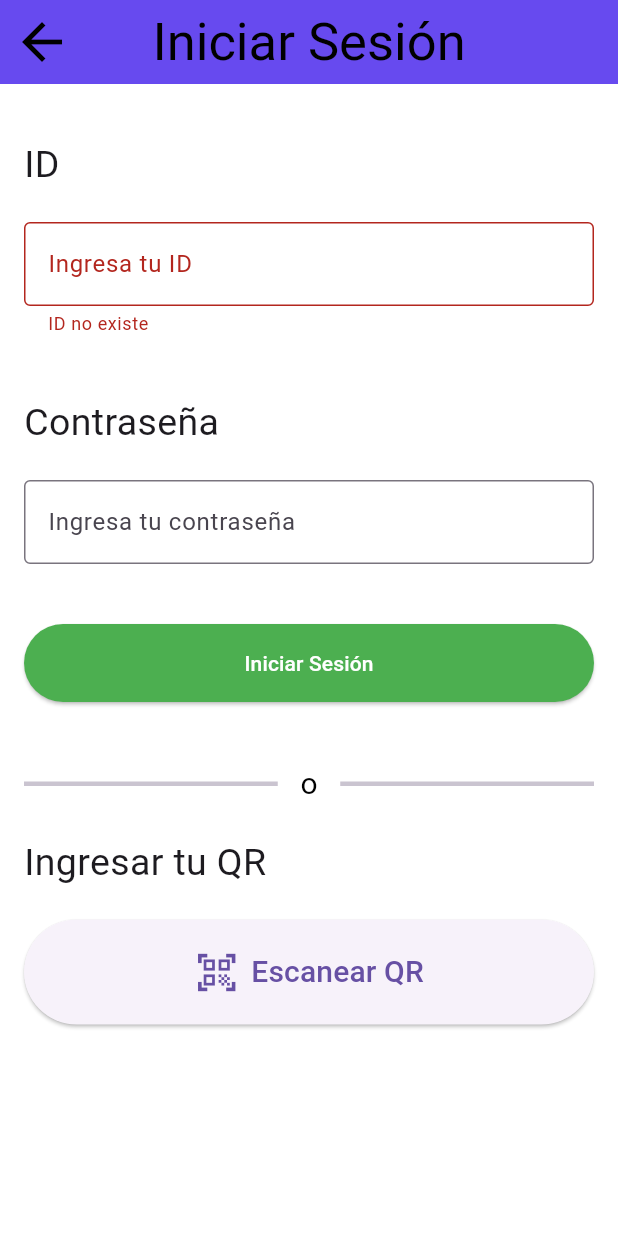
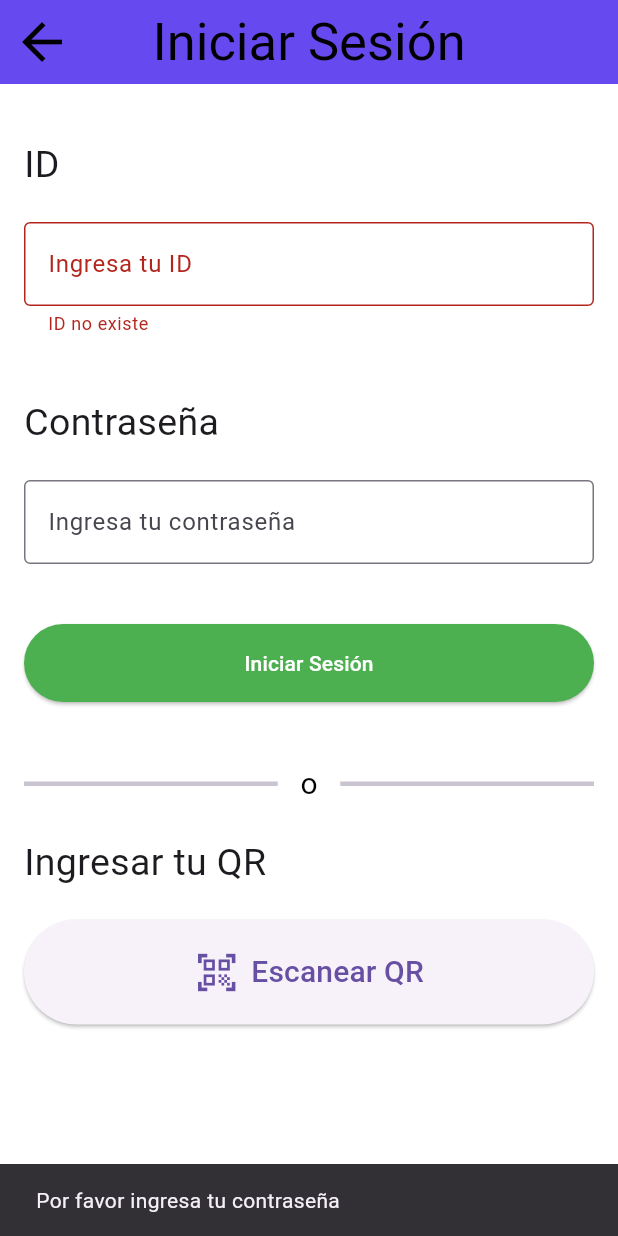
Before and after one commit to Tomatita27/proyecto_gestion, a Flutter app: the LoginScreen screen opened by its route, after a tap on "Iniciar Sesión", on a phone screen of 412 x 824 dp. Run offline on Flutter 3.47's test engine with Material 3 defaults, Android fonts, the phone set to English and light mode, and no system bars; our stand-ins replace cloud_firestore, firebase_auth, firebase_core; missing offline and left inert: qr_code_scanner; accounts and stored records are empty.

Commit message:
Update login_screen.dart

```diff
--- a/lib/screens/login_screen.dart
+++ b/lib/screens/login_screen.dart
@@ -5,6 +5,7 @@ import 'package:proyecto_gestion/data/app_user.dart';
 import 'package:proyecto_gestion/data/firebase_operations.dart';
 import 'roomtype_screen.dart';
 import 'qr_scan_page.dart';
+
 
 class LoginScreen extends StatefulWidget {
   const LoginScreen({super.key});
@@ -17,13 +18,48 @@ class _LoginScreenState extends State<LoginScreen> {
   // Controladores para los campos de id y contraseña
   final _idController = TextEditingController();
   final _passwordController = TextEditingController();
-  //variable para almacenar errores de id
+  // Variables para almacenar errores de id y autenticación
   String _idError = '';
+  String _authError = '';
 
   void _validateId() {
     setState(() {
       _idError = _idController.text.isEmpty ? 'ID no existe' : '';
     });
+  }
+
+  void _translateAndShowAuthError(FirebaseAuthException e) {
+    String message;
+    switch (e.code) {
+      case 'user-not-found':
+        message = 'Correo no existe.';
+        break;
+      case 'wrong-password':
+        message = 'Contraseña incorrecta.';
+        break;
+      case 'invalid-email':
+        message = 'Correo no es válido.';
+        break;
+      case 'user-disabled':
+        message = 'Usuario está deshabilitado.';
+        break;
+      default:
+        message = 'Error desconocido. Por favor, inténtalo de nuevo.';
+    }
+
+    setState(() {
+      _authError = message;
+    });
+
+    ScaffoldMessenger.of(context).showSnackBar(
+      SnackBar(content: Text(message)),
+    );
+  }
+
+  void _showMessage(String message) {
+    ScaffoldMessenger.of(context).showSnackBar(
+      SnackBar(content: Text(message)),
+    );
   }
 
   @override
@@ -91,8 +127,21 @@ class _LoginScreenState extends State<LoginScreen> {
             Center(
               child: ElevatedButton(
                 onPressed: () async {
-                  if (_idController.text.isNotEmpty &&
-                      _passwordController.text.isNotEmpty) {
+                  bool isValid = true;
+
+                  if (_idController.text.isEmpty) {
+                    setState(() {
+                      _idError = 'ID no existe';
+                    });
+                    isValid = false;
+                  }
+
+                  if (_passwordController.text.isEmpty) {
+                    _showMessage('Por favor ingresa tu contraseña');
+                    isValid = false;
+                  }
+
+                  if (isValid) {
                     try {
                       UserCredential userCredential = await FirebaseAuth
                           .instance
@@ -107,23 +156,16 @@ class _LoginScreenState extends State<LoginScreen> {
                       Navigator.push(
                         context,
                         MaterialPageRoute(
-                            builder: (context) => RoomType(
-                                user: user,
-                                // isEmployee: userType == 'Empleado',
-                                // userType: userType
-                                )),
+                          builder: (context) => RoomType(user: user),
+                        ),
                       );
                     } catch (e) {
-                      ScaffoldMessenger.of(context).showSnackBar(
-                        SnackBar(content: Text('Error de autenticación: $e')),
-                      );
+                      if (e is FirebaseAuthException) {
+                        _translateAndShowAuthError(e);
+                      } else {
+                        _showMessage('Error desconocido: $e');
+                      }
                     }
-                  } else {
-                    setState(() {
-                      if (_idController.text.isEmpty) {
-                        _idError = 'ID no existe';
-                      }
-                    });
                   }
                 },
                 style: ElevatedButton.styleFrom(
@@ -163,6 +205,7 @@ class _LoginScreenState extends State<LoginScreen> {
                   );
                   if (qrCode != null) {
                     _idController.text = qrCode;
+                    _showMessage('QR escaneado correctamente');
                   }
                 },
                 style: ElevatedButton.styleFrom(
```
